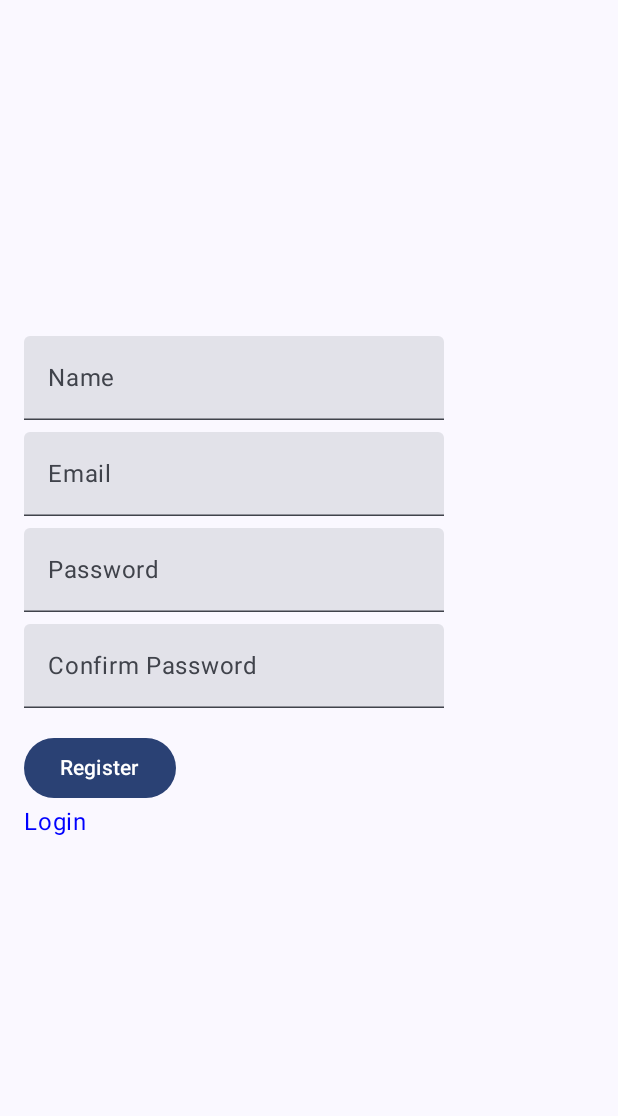
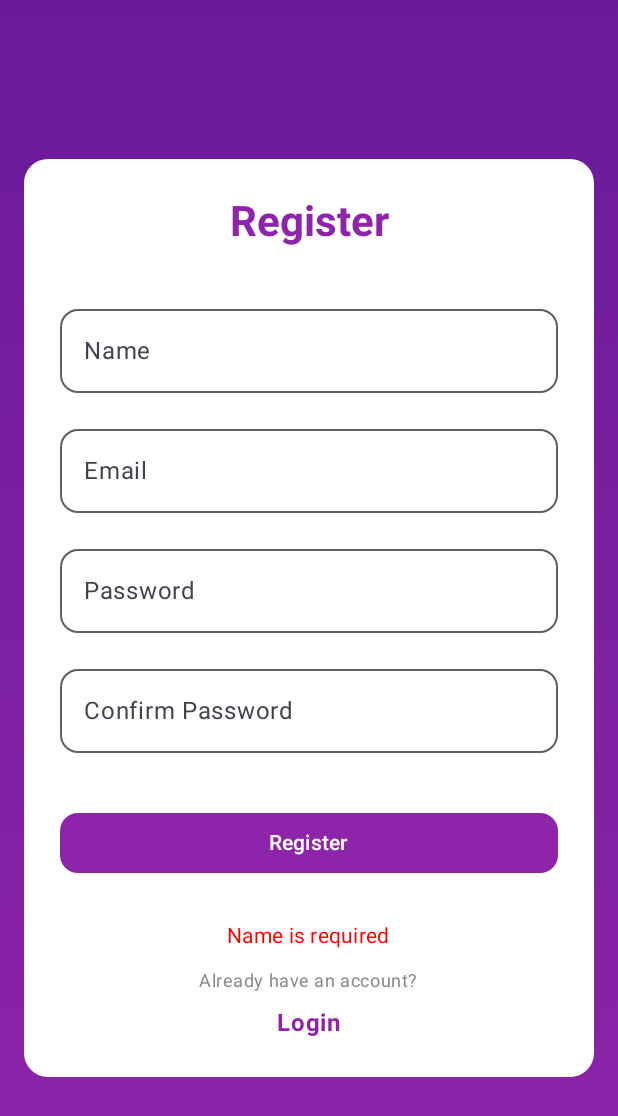
Before and after one commit to LabMember004/Movies, an Android app built with Jetpack Compose: the composable ProfilePageScreen shown on its own in the app's theme, after a tap on "Register", on a phone screen of 412 x 824 dp. Shown: the top 1116 px of the screen. Run offline under Robolectric (Android 15) with nearby library versions, the phone set to English and light mode, and no system bars; our stand-ins replace Dagger/Hilt's generated code; libraries missing offline, so code that uses them is left out: com.example.domain; 1 statement that could not run was skipped.

Commit message:
Validation have been added for both Login and Register, with a better design

```diff
--- a/presentation/src/main/java/com/example/presentation/ProfileScreen/Register/RegisterPageScreen.kt
+++ b/presentation/src/main/java/com/example/presentation/ProfileScreen/Register/RegisterPageScreen.kt
@@ -1,62 +1,178 @@
 package com.example.presentation.ProfileScreen.Register
 
 import android.content.Context
+import androidx.compose.foundation.background
 import androidx.compose.foundation.clickable
 import androidx.compose.foundation.layout.*
+import androidx.compose.foundation.shape.RoundedCornerShape
+import androidx.compose.foundation.text.KeyboardOptions
 import androidx.compose.material3.*
 import androidx.compose.runtime.*
+import androidx.compose.ui.Alignment
 import androidx.compose.ui.Modifier
+import androidx.compose.ui.graphics.Brush
 import androidx.compose.ui.graphics.Color
+import androidx.compose.ui.text.font.FontWeight
+import androidx.compose.ui.text.input.KeyboardType
+import androidx.compose.ui.text.input.PasswordVisualTransformation
 import androidx.compose.ui.tooling.preview.Preview
 import androidx.compose.ui.unit.dp
 import androidx.hilt.navigation.compose.hiltViewModel
 import androidx.navigation.NavController
 
-
 @Composable
-fun ProfilePageScreen(viewModel: RegisterViewModel = hiltViewModel() , onNavigateToRegister : () -> Unit, onRegisterSuccessful: () -> Unit) {
+fun ProfilePageScreen(
+    viewModel: RegisterViewModel = hiltViewModel(),
+    onNavigateToRegister: () -> Unit,
+    onRegisterSuccessful: () -> Unit
+) {
     var name by remember { mutableStateOf("") }
     var email by remember { mutableStateOf("") }
     var password by remember { mutableStateOf("") }
     var confirmPassword by remember { mutableStateOf("") }
     var resultText by remember { mutableStateOf("") }
+    var isRegistrationSuccessful by remember { mutableStateOf(false) }
 
-    Column(
-        modifier = Modifier.fillMaxSize().padding(16.dp),
-        verticalArrangement = Arrangement.Center
+    var isRegistering by remember { mutableStateOf(false) }
+
+    LaunchedEffect(viewModel) {
+        viewModel.registerState.collect { result ->
+            if (result != null) {
+                result.fold(
+                    onSuccess = {
+                        resultText = "Registration successful"
+                        isRegistrationSuccessful = true
+                        isRegistering = false
+                        onRegisterSuccessful()
+                    },
+                    onFailure = {
+                        resultText = "Registration failed"
+                        isRegistrationSuccessful = false
+                        isRegistering = false
+                    }
+                )
+            }
+        }
+    }
+
+    Box(
+        modifier = Modifier
+            .fillMaxSize()
+            .background(Brush.verticalGradient(listOf(Color(0xFF6A1B9A), Color(0xFF8E24AA))))
+            .padding(16.dp)
     ) {
-        TextField(value = name, onValueChange = { name = it }, label = { Text("Name") })
-        Spacer(modifier = Modifier.height(8.dp))
-        TextField(value = email, onValueChange = { email = it }, label = { Text("Email") })
-        Spacer(modifier = Modifier.height(8.dp))
-        TextField(value = password, onValueChange = { password = it }, label = { Text("Password") })
-        Spacer(modifier = Modifier.height(8.dp))
-        TextField(value = confirmPassword, onValueChange = { confirmPassword = it }, label = { Text("Confirm Password") })
-        Spacer(modifier = Modifier.height(16.dp))
-        Button(onClick = {
-            viewModel.registerUser(name, email, password, confirmPassword)
-            onRegisterSuccessful()
+        Column(
+            modifier = Modifier
+                .fillMaxWidth()
+                .align(Alignment.Center)
+                .background(Color.White, shape = RoundedCornerShape(16.dp))
+                .padding(24.dp),
+            horizontalAlignment = Alignment.CenterHorizontally
+        ) {
+            Text(
+                text = "Register",
+                style = MaterialTheme.typography.headlineMedium,
+                modifier = Modifier.padding(bottom = 24.dp),
+                fontWeight = FontWeight.Bold,
+                color = Color(0xFF8E24AA)
+            )
 
+            OutlinedTextField(
+                value = name,
+                onValueChange = { name = it },
+                label = { Text("Name") },
+                modifier = Modifier
+                    .fillMaxWidth()
+                    .padding(vertical = 8.dp),
+                shape = RoundedCornerShape(12.dp)
+            )
 
-        }) {
-            Text("Register")
-        }
+            OutlinedTextField(
+                value = email,
+                onValueChange = { email = it },
+                label = { Text("Email") },
+                modifier = Modifier
+                    .fillMaxWidth()
+                    .padding(vertical = 8.dp),
+                shape = RoundedCornerShape(12.dp)
+            )
 
-        Text(
-            text = "Login" ,
-            color = Color.Blue,
-            modifier = Modifier.clickable {
-                onNavigateToRegister()
+            OutlinedTextField(
+                value = password,
+                onValueChange = { password = it },
+                label = { Text("Password") },
+                modifier = Modifier
+                    .fillMaxWidth()
+                    .padding(vertical = 8.dp),
+                keyboardOptions = KeyboardOptions.Default.copy(keyboardType = KeyboardType.Password),
+                visualTransformation = PasswordVisualTransformation(),
+                shape = RoundedCornerShape(12.dp)
+            )
+
+            OutlinedTextField(
+                value = confirmPassword,
+                onValueChange = { confirmPassword = it },
+                label = { Text("Confirm Password") },
+                modifier = Modifier
+                    .fillMaxWidth()
+                    .padding(vertical = 8.dp),
+                keyboardOptions = KeyboardOptions.Default.copy(keyboardType = KeyboardType.Password),
+                visualTransformation = PasswordVisualTransformation(),
+                shape = RoundedCornerShape(12.dp)
+            )
+
+            Spacer(modifier = Modifier.height(16.dp))
+
+            // Register Button
+            Button(
+                onClick = {
+                    if (isRegistering) return@Button
+
+                    if (name.isEmpty()) {
+                        resultText = "Name is required"
+                    } else if (email.isEmpty() || !android.util.Patterns.EMAIL_ADDRESS.matcher(email).matches()) {
+                        resultText = "Invalid email address"
+                    } else if (password.isEmpty()) {
+                        resultText = "Password is required"
+                    } else if (confirmPassword != password) {
+                        resultText = "Passwords do not match"
+                    } else {
+                        isRegistering = true
+                        viewModel.registerUser(name, email, password, confirmPassword)
+                    }
+                },
+                modifier = Modifier
+                    .fillMaxWidth()
+                    .padding(vertical = 12.dp),
+                shape = RoundedCornerShape(12.dp),
+                colors = ButtonDefaults.buttonColors(containerColor = Color(0xFF8E24AA))
+            ) {
+                Text("Register", color = Color.White)
             }
-        )
-        Spacer(modifier = Modifier.height(16.dp))
 
-        viewModel.registerState.collectAsState().value?.let { result ->
-            resultText = result.fold(
-                onSuccess = { "Registration successful: ${'$'}it" },
-                onFailure = { "Registration failed: ${'$'}it" }
+            Spacer(modifier = Modifier.height(16.dp))
+            Text(
+                text = resultText,
+                color = if (isRegistrationSuccessful) Color.Green else Color.Red,
+                style = MaterialTheme.typography.bodyMedium
+            )
+
+            Spacer(modifier = Modifier.height(12.dp))
+
+            Text(
+                text = "Already have an account?",
+                color = Color.Gray,
+                style = MaterialTheme.typography.bodySmall
+            )
+
+            Text(
+                text = "Login",
+                color = Color(0xFF8E24AA),
+                fontWeight = FontWeight.Bold,
+                modifier = Modifier
+                    .clickable { onNavigateToRegister() }
+                    .padding(top = 8.dp)
             )
         }
-        Text(resultText)
     }
 }
```
Also changed, not shown: presentation/src/main/java/com/example/presentation/ProfileScreen/Login/LoginPageScreen.kt (+66 -53 lines), presentation/src/main/java/com/example/presentation/ProfileScreen/Login/LoginViewModel.kt (+18 -11 lines).
